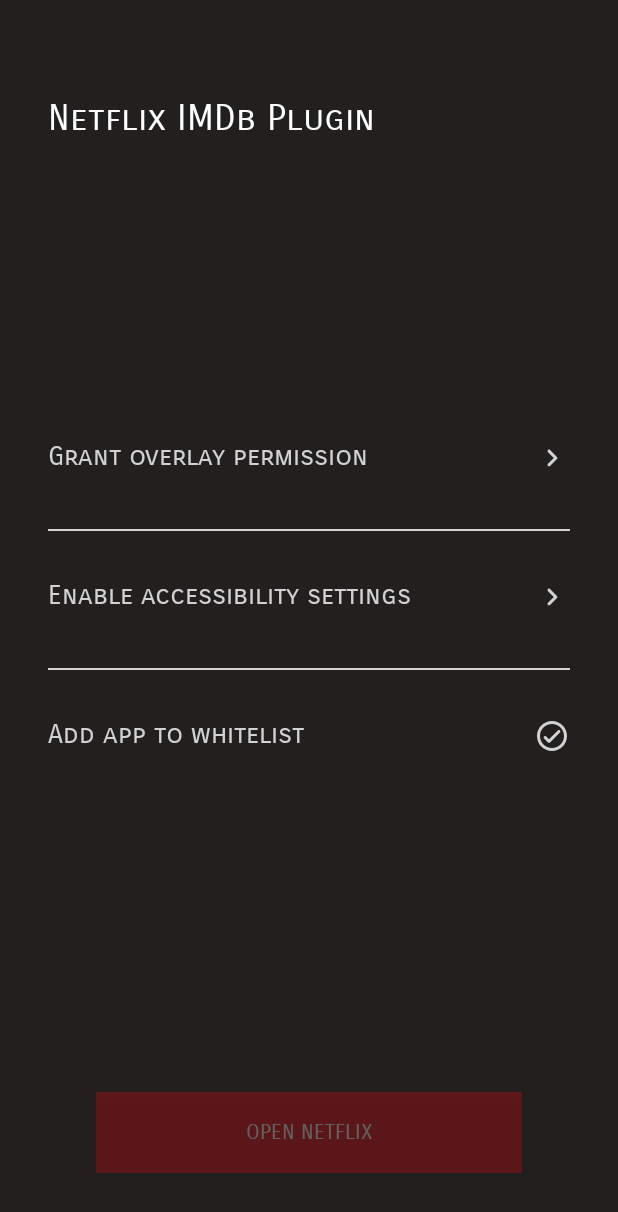
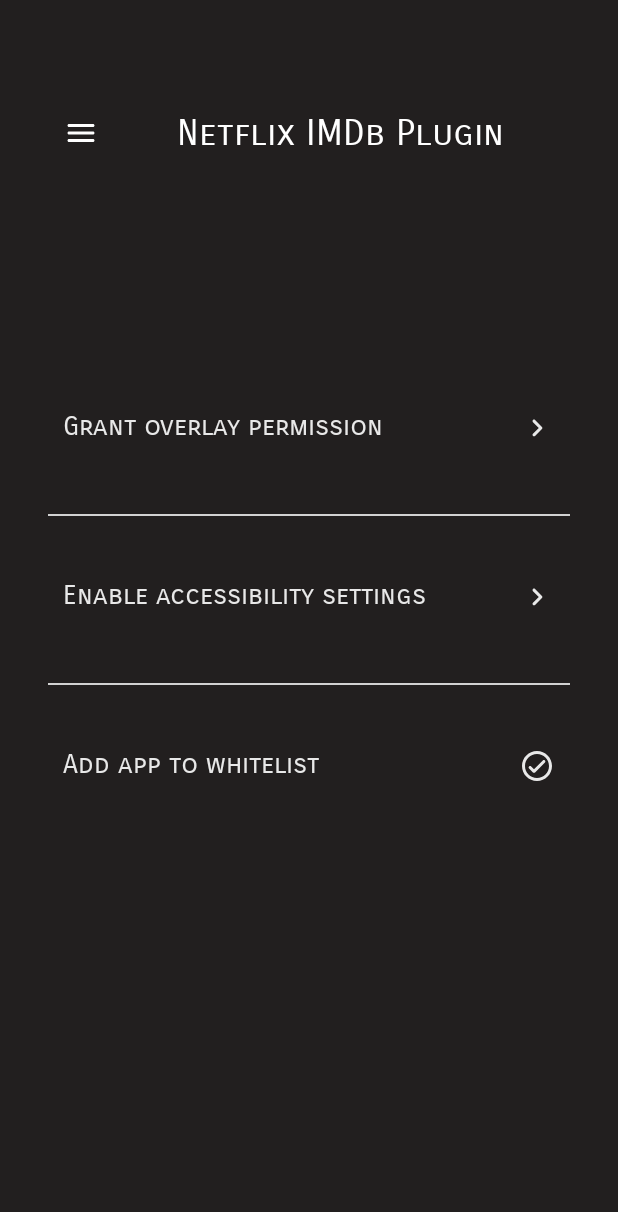
Before and after one commit to Veeresh8/Netflix-IMDB-Plugin, an Android app: the screen it shows after launch (MainActivity), on a phone screen of 412 x 824 dp. Shown: the top 1212 px of the screen. Run offline under Robolectric (Android 15) with nearby library versions, the phone set to English and light mode, and no system bars; Roboto replaces fonts that are not available here.

```diff
--- a/app/src/main/java/com/droid/netflixIMDB/Extensions.kt
+++ b/app/src/main/java/com/droid/netflixIMDB/Extensions.kt
@@ -1 +1,11 @@
 package com.droid.netflixIMDB
+
+import android.view.View
+
+fun View.visible() {
+    this.visibility = View.VISIBLE
+}
+
+fun View.gone() {
+    this.visibility = View.GONE
+}
--- /dev/null
+++ b/app/src/main/res/drawable/round_menu_24px.xml
@@ -0,0 +1,9 @@
+<vector xmlns:android="http://schemas.android.com/apk/res/android"
+        android:viewportWidth="24"
+        android:viewportHeight="24"
+        android:width="24dp"
+        android:height="24dp">
+    <path
+        android:pathData="M4 18h16c0.55 0 1 -0.45 1 -1s-0.45 -1 -1 -1H4c-0.55 0 -1 0.45 -1 1s0.45 1 1 1zm0 -5h16c0.55 0 1 -0.45 1 -1s-0.45 -1 -1 -1H4c-0.55 0 -1 0.45 -1 1s0.45 1 1 1zM3 7c0 0.55 0.45 1 1 1h16c0.55 0 1 -0.45 1 -1s-0.45 -1 -1 -1H4c-0.55 0 -1 0.45 -1 1z"
+        android:fillColor="#ffffff" />
+</vector>
--- a/app/src/main/res/layout/activity_main.xml
+++ b/app/src/main/res/layout/activity_main.xml
@@ -10,7 +10,8 @@
     <TextView
             android:text="@string/battery_optimization_hint"
             android:layout_width="0dp"
-            android:alpha="0.8"
+            android:alpha="0.9"
+            android:padding="10dp"
             android:layout_height="wrap_content"
             app:layout_constraintStart_toStartOf="parent"
             android:layout_marginStart="32dp" android:id="@+id/tvAddToWhitelist"
@@ -31,7 +32,8 @@
     <TextView
             android:text="@string/accessibility_hint"
             android:layout_width="0dp"
-            android:alpha="0.8"
+            android:alpha="0.9"
+            android:padding="10dp"
             android:layout_height="wrap_content"
             app:layout_constraintStart_toStartOf="parent"
             android:layout_marginStart="32dp" android:id="@+id/tvEnableAccessibility"
@@ -44,23 +46,26 @@
     <TextView
             android:text="@string/overlay_hint"
             android:layout_width="0dp"
-            android:alpha="0.8"
+            android:alpha="0.9"
+            android:padding="10dp"
             android:layout_height="wrap_content"
             app:layout_constraintStart_toStartOf="parent"
             android:layout_marginStart="32dp" android:id="@+id/tvGrantOverlay" android:textColor="@android:color/white"
             android:textSize="18sp" android:fontFamily="sans-serif-smallcaps"
             app:layout_constraintEnd_toEndOf="parent" android:layout_marginEnd="32dp" android:textAlignment="textStart"
-            android:layout_marginTop="200dp" app:layout_constraintTop_toBottomOf="@+id/tvHeaderHint"
+            android:layout_marginTop="150dp" app:layout_constraintTop_toBottomOf="@+id/tvHeaderHint"
             app:layout_constraintHorizontal_bias="0.0" android:drawableRight="@drawable/round_navigate_next_24px"/>
     <TextView
             android:text="@string/app_name"
             android:layout_width="0dp"
+            android:padding="10dp"
             android:layout_height="wrap_content"
-            app:layout_constraintStart_toStartOf="parent" app:layout_constraintEnd_toEndOf="parent"
+            app:layout_constraintEnd_toEndOf="parent"
             android:id="@+id/tvHeaderHint" app:layout_constraintTop_toTopOf="parent" android:layout_marginTop="64dp"
-            android:layout_marginStart="32dp" android:layout_marginEnd="32dp" android:textColor="@android:color/white"
+            android:layout_marginEnd="32dp" android:textColor="@android:color/white"
             android:fontFamily="sans-serif-smallcaps" android:textSize="24sp"
-            android:textAlignment="textStart"/>
+            android:textAlignment="textStart" app:layout_constraintStart_toEndOf="@+id/ivMenu"
+            android:layout_marginStart="32dp"/>
     <View
             android:layout_width="0dp"
             android:layout_height="1dp"
@@ -69,15 +74,21 @@
             android:id="@+id/divider_1" app:layout_constraintHorizontal_bias="0.0" android:layout_marginStart="32dp"
             android:background="@android:color/white" android:layout_marginEnd="32dp"
             android:layout_marginTop="35dp" app:layout_constraintTop_toBottomOf="@+id/tvGrantOverlay"/>
-    <Button
-            android:text="@string/open_netflix"
+    <ImageView
+            android:layout_width="wrap_content"
+            android:padding="10dp"
+            android:layout_height="wrap_content" app:srcCompat="@drawable/round_menu_24px"
+            android:id="@+id/ivMenu"
+            app:layout_constraintStart_toStartOf="parent" android:layout_marginStart="32dp"
+            app:layout_constraintBottom_toBottomOf="@+id/tvHeaderHint" android:layout_marginTop="64dp"
+            app:layout_constraintTop_toTopOf="parent"/>
+    <TextView
+            android:text="Launch Netflix or Hotstar"
             android:layout_width="0dp"
-            android:elevation="4dp"
-            android:alpha="0.4"
-            android:layout_height="54dp"
+            android:layout_height="wrap_content"
             app:layout_constraintStart_toStartOf="parent" app:layout_constraintEnd_toEndOf="parent"
-            android:id="@+id/btnOpenNetflix" android:layout_marginStart="64dp" android:layout_marginEnd="64dp"
-            android:layout_marginBottom="42dp" app:layout_constraintBottom_toBottomOf="parent"
-            android:fontFamily="sans-serif-smallcaps" android:background="@color/netflixRed"
-            android:textColor="@android:color/white"/>
+            android:id="@+id/tvAllDone" android:layout_marginStart="32dp" android:layout_marginEnd="32dp"
+            android:layout_marginBottom="64dp" app:layout_constraintBottom_toBottomOf="parent"
+            android:fontFamily="sans-serif-smallcaps" android:textSize="18sp" android:textColor="@android:color/white"
+            android:textAlignment="center" tools:visibility="visible"/>
 </androidx.constraintlayout.widget.ConstraintLayout>
--- a/app/src/main/res/values/colors.xml
+++ b/app/src/main/res/values/colors.xml
@@ -4,5 +4,6 @@
     <color name="colorPrimaryDark">#00574B</color>
     <color name="colorAccent">#D81B60</color>
     <color name="netflixRed">#E50914</color>
+    <color name="hotstarYellow">#D4D60D</color>
     <color name="netflixBackground">#221F1F</color>
 </resources>
--- a/app/src/main/res/values/strings.xml
+++ b/app/src/main/res/values/strings.xml
@@ -7,4 +7,5 @@
     <string name="accessibility_hint">Enable accessibility settings</string>
     <string name="header_hint">Please follow the below instructions to get started</string>
     <string name="open_netflix">Open Netflix</string>
+    <string name="open_hotstar">Open Hotstar</string>
 </resources>
```
Also changed, not shown: app/src/main/java/com/droid/netflixIMDB/MainActivity.kt (+85 -11 lines).
